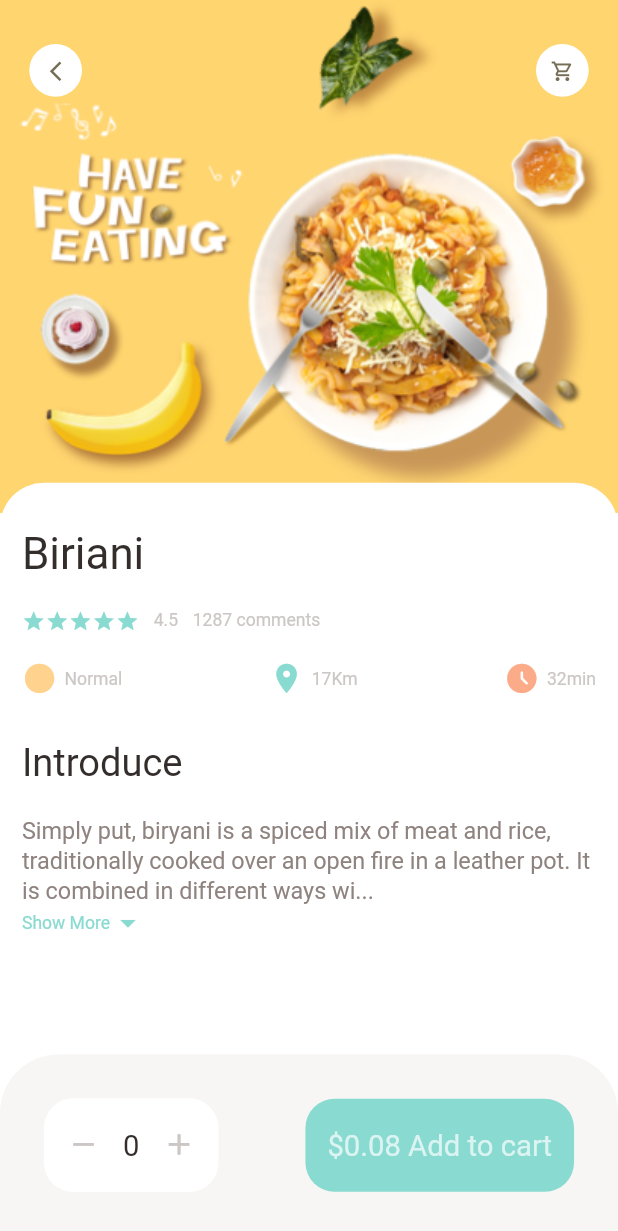
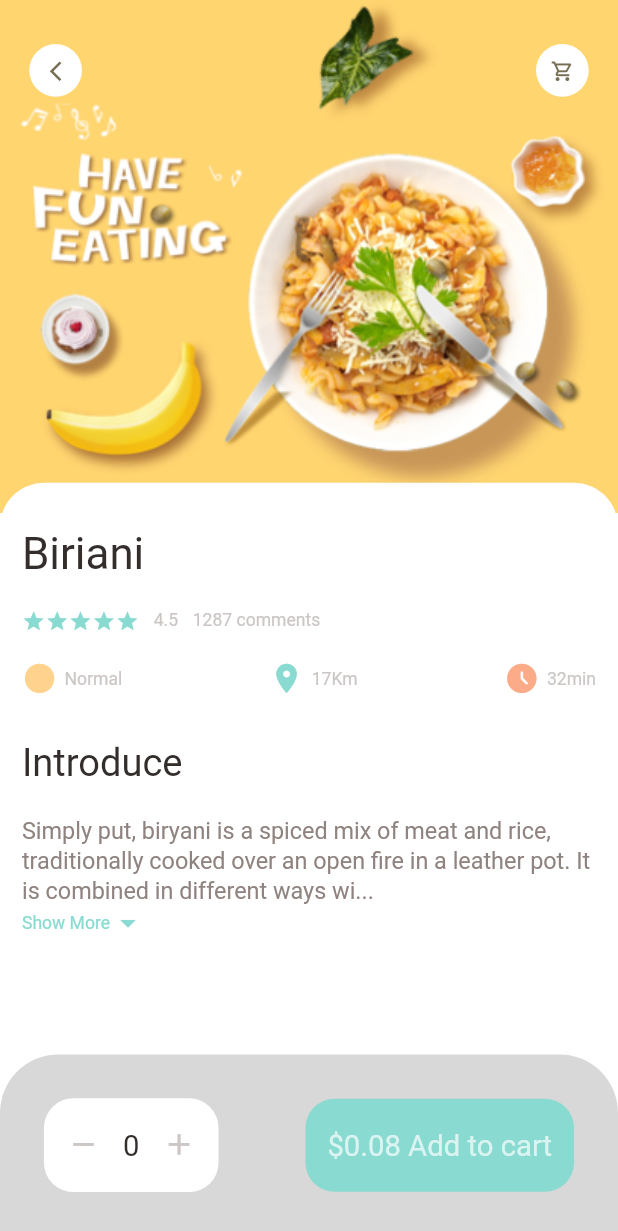
Before and after one commit to JJAHMEDAMER/food-delivery-app, a Flutter app: the FoodPage screen opened directly, on a phone screen of 412 x 824 dp. Shown: the top 1231 px of the screen. Run offline on Flutter 3.47's test engine with Material 2 defaults, Android fonts, the phone set to English and light mode, and no system bars; our stand-ins replace dots_indicator, get.

Commit message:
Change buttonBackaroundcolor

```diff
--- a/lib/util/colors.dart
+++ b/lib/util/colors.dart
@@ -10,7 +10,7 @@ class AppColors {
   static final Color iconcolor1 = const Color(0xFFffd28d);
   static final Color iconColor2 = const Color(0xFFfcab88);
   static final Color paraColor = const Color(0xFF8f837f);
-  static final Color buttonBackaroundcolor = const Color(0xFFf7f6f4);
+  static final Color buttonBackaroundcolor = Color.fromARGB(255, 216, 216, 216);
   static final Color signColor = const Color(0xEFa2a22f);
   static final Color titleColor = const Color(0xFF5c524f);
   static final Color mainBlackColor = const Color(0xFF332d2b);
```
